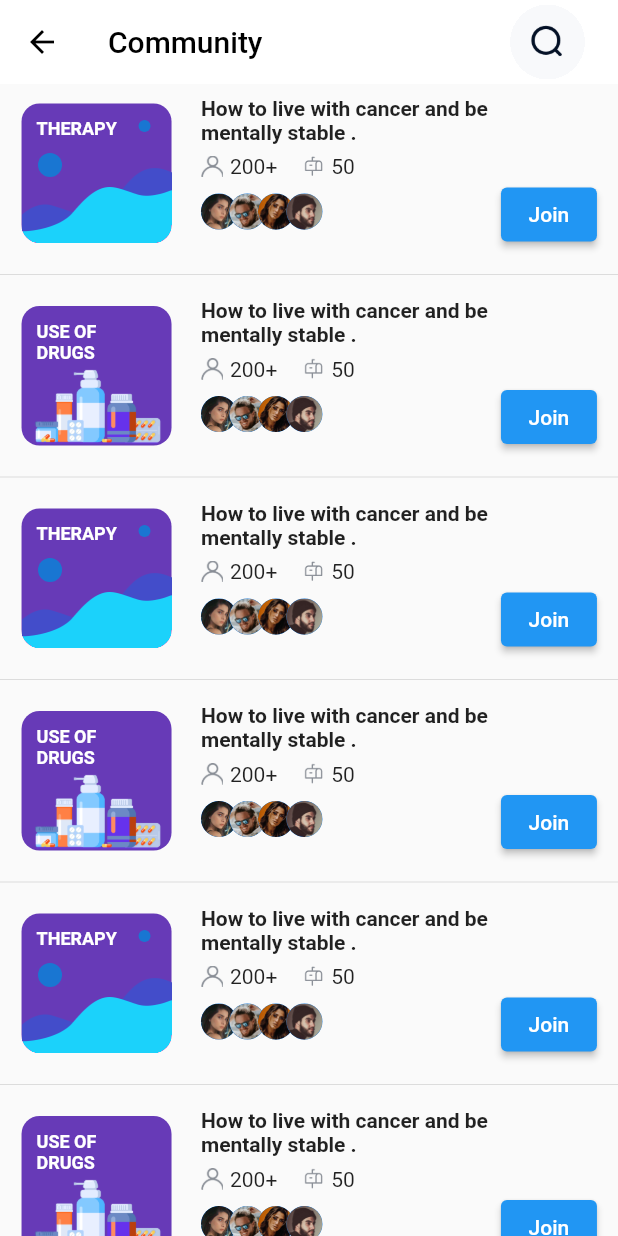
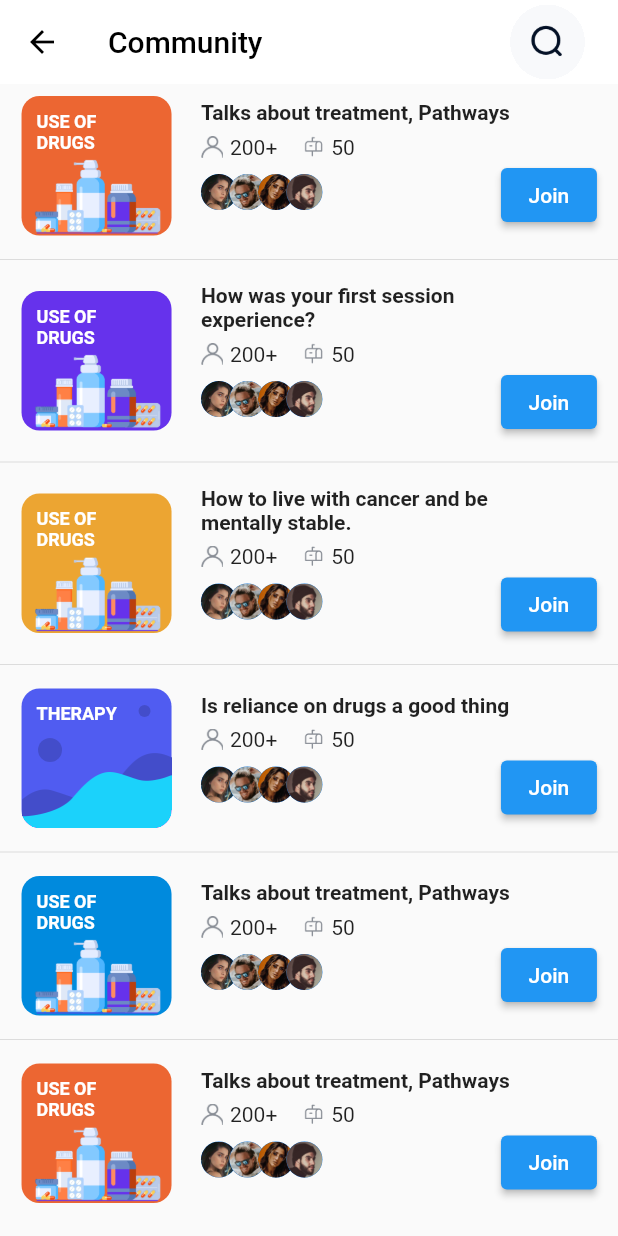
Before and after one commit to adolesamuel/faramove_therapy, a Flutter app: the CommunityPage screen opened directly, on a phone screen of 412 x 824 dp. Run offline on Flutter 3.47's test engine with Material 2 defaults, Android fonts, the phone set to English and light mode, and no system bars; our stand-ins replace flutter_screenutil, gap.

Commit message:
community page complete

```diff
--- /dev/null
+++ b/lib/screens/community/community.dart
@@ -0,0 +1,14 @@
+import 'package:faramove_therapy/screens/community/community_page.dart';
+import 'package:flutter/material.dart';
+
+class Community {
+  final Color themeColor;
+  final String title;
+  final CommunityType communityType;
+
+  Community({
+    required this.themeColor,
+    required this.title,
+    required this.communityType,
+  });
+}
--- a/lib/screens/community/community_page.dart
+++ b/lib/screens/community/community_page.dart
@@ -1,5 +1,6 @@
 import 'package:faramove_therapy/common/action_button.dart';
 import 'package:faramove_therapy/constants/asset_strings.dart';
+import 'package:faramove_therapy/screens/community/community.dart';
 import 'package:flutter/material.dart';
 import 'package:flutter_screenutil/flutter_screenutil.dart';
 import 'package:gap/gap.dart';
@@ -14,6 +15,38 @@ class CommunityPage extends StatefulWidget {
 class _CommunityPageState extends State<CommunityPage> {
   @override
   Widget build(BuildContext context) {
+    final List<Community> communities = [
+      Community(
+        themeColor: const Color(0xFFEC6632),
+        title: 'Talks about treatment, Pathways',
+        communityType: CommunityType.drugs,
+      ),
+      Community(
+        themeColor: const Color(0xFF6632EC),
+        title: 'How was your first session experience?',
+        communityType: CommunityType.drugs,
+      ),
+      Community(
+        themeColor: const Color(0xFFECA532),
+        title: 'How to live with cancer and be mentally stable.',
+        communityType: CommunityType.drugs,
+      ),
+      Community(
+        themeColor: const Color(0xFF505CF1),
+        title: 'Is reliance on drugs a good thing',
+        communityType: CommunityType.therapy,
+      ),
+      Community(
+        themeColor: const Color(0xFF008ADD),
+        title: 'Talks about treatment, Pathways',
+        communityType: CommunityType.drugs,
+      ),
+      Community(
+        themeColor: const Color(0xFFEC6632),
+        title: 'Talks about treatment, Pathways',
+        communityType: CommunityType.drugs,
+      ),
+    ];
     return Scaffold(
       appBar: AppBar(
         title: const Text('Community'),
@@ -27,11 +60,10 @@ class _CommunityPageState extends State<CommunityPage> {
         ],
       ),
       body: ListView.separated(
-        itemCount: 40,
+        itemCount: communities.length,
         itemBuilder: (context, index) {
           return CommunityListItem(
-            communityType:
-                index % 2 > 0 ? CommunityType.drugs : CommunityType.therapy,
+            community: communities[index],
           );
         },
         separatorBuilder: (context, index) => const Divider(),
@@ -41,16 +73,17 @@ class _CommunityPageState extends State<CommunityPage> {
 }
 
 class CommunityListItem extends StatelessWidget {
-  final CommunityType communityType;
-  final Color bgColor;
+  final Community community;
   const CommunityListItem({
     super.key,
-    this.communityType = CommunityType.drugs,
-    this.bgColor = Colors.deepPurple,
+    required this.community,
   });
 
   @override
   Widget build(BuildContext context) {
+    final title = community.title;
+    final communityType = community.communityType;
+    final bgColor = community.themeColor;
     return Padding(
       padding: const EdgeInsets.symmetric(vertical: 8.0),
       child: Row(
@@ -105,11 +138,11 @@ class CommunityListItem extends StatelessWidget {
               crossAxisAlignment: CrossAxisAlignment.start,
               children: [
                 //Title Widget.
-                const SizedBox(
+                SizedBox(
                   width: 210.0,
                   child: Text(
-                    'How to live with cancer and be mentally stable .',
-                    style: TextStyle(
+                    title,
+                    style: const TextStyle(
                       fontWeight: FontWeight.w600,
                       fontSize: 14.0,
                     ),
@@ -224,6 +257,7 @@ class TherapyBG extends StatelessWidget {
             top: 11,
             child: CircleAvatar(
               radius: 4.0,
+              backgroundColor: Color(0xFF434DCA),
             ),
           ),
           const Positioned(
@@ -231,6 +265,7 @@ class TherapyBG extends StatelessWidget {
             top: 33,
             child: CircleAvatar(
               radius: 8.0,
+              backgroundColor: Color(0xFF434DCA),
             ),
           ),
           Align(
```
